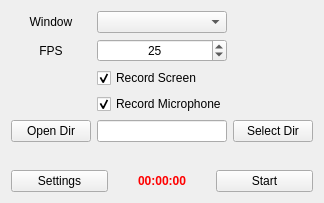
LittIeWhite/ScreenRecord, file ScreenRecord/ScreenRecord.ui: the form before one commit.
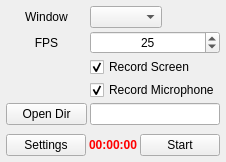
The form after the commit.

Patch:
```diff
--- a/ScreenRecord/ScreenRecord.ui
+++ b/ScreenRecord/ScreenRecord.ui
@@ -6,8 +6,8 @@
    <rect>
     <x>0</x>
     <y>0</y>
-    <width>377</width>
-    <height>215</height>
+    <width>276</width>
+    <height>169</height>
    </rect>
   </property>
   <property name="sizePolicy">
@@ -20,20 +20,23 @@
    <string>ScreenRecord</string>
   </property>
   <layout class="QVBoxLayout" name="verticalLayout">
+   <property name="spacing">
+    <number>3</number>
+   </property>
    <property name="sizeConstraint">
     <enum>QLayout::SetFixedSize</enum>
    </property>
    <property name="leftMargin">
-    <number>0</number>
+    <number>3</number>
    </property>
    <property name="topMargin">
-    <number>0</number>
+    <number>3</number>
    </property>
    <property name="rightMargin">
-    <number>0</number>
+    <number>3</number>
    </property>
    <property name="bottomMargin">
-    <number>0</number>
+    <number>3</number>
    </property>
    <item>
     <widget class="QWidget" name="widget_settings" native="true">
@@ -44,8 +47,61 @@
       </sizepolicy>
      </property>
      <layout class="QGridLayout" name="gridLayout">
+      <property name="leftMargin">
+       <number>3</number>
+      </property>
+      <property name="topMargin">
+       <number>3</number>
+      </property>
+      <property name="rightMargin">
+       <number>3</number>
+      </property>
+      <property name="bottomMargin">
+       <number>3</number>
+      </property>
+      <property name="spacing">
+       <number>3</number>
+      </property>
+      <item row="2" column="1">
+       <widget class="QCheckBox" name="checkBox_recordScreen">
+        <property name="sizePolicy">
+         <sizepolicy hsizetype="Preferred" vsizetype="Fixed">
+          <horstretch>0</horstretch>
+          <verstretch>0</verstretch>
+         </sizepolicy>
+        </property>
+        <property name="text">
+         <string>Record Screen</string>
+        </property>
+        <property name="checked">
+         <bool>true</bool>
+        </property>
+       </widget>
+      </item>
+      <item row="0" column="1">
+       <widget class="QComboBox" name="comboBox_window">
+        <property name="sizePolicy">
+         <sizepolicy hsizetype="Fixed" vsizetype="Fixed">
+          <horstretch>0</horstretch>
+          <verstretch>0</verstretch>
+         </sizepolicy>
+        </property>
+        <property name="maximumSize">
+         <size>
+          <width>16777215</width>
+          <height>16777215</height>
+         </size>
+        </property>
+       </widget>
+      </item>
       <item row="1" column="1">
        <widget class="QSpinBox" name="spinBox_fps">
+        <property name="sizePolicy">
+         <sizepolicy hsizetype="Preferred" vsizetype="Fixed">
+          <horstretch>0</horstretch>
+          <verstretch>0</verstretch>
+         </sizepolicy>
+        </property>
         <property name="alignment">
          <set>Qt::AlignCenter</set>
         </property>
@@ -60,39 +116,6 @@
         </property>
        </widget>
       </item>
-      <item row="0" column="0">
-       <widget class="QLabel" name="label">
-        <property name="text">
-         <string>Window</string>
-        </property>
-        <property name="alignment">
-         <set>Qt::AlignCenter</set>
-        </property>
-       </widget>
-      </item>
-      <item row="0" column="1">
-       <widget class="QComboBox" name="comboBox_window"/>
-      </item>
-      <item row="4" column="1">
-       <widget class="QLineEdit" name="lineEdit_filesDir">
-        <property name="enabled">
-         <bool>true</bool>
-        </property>
-        <property name="sizePolicy">
-         <sizepolicy hsizetype="Preferred" vsizetype="Fixed">
-          <horstretch>0</horstretch>
-          <verstretch>0</verstretch>
-         </sizepolicy>
-        </property>
-       </widget>
-      </item>
-      <item row="4" column="2">
-       <widget class="QPushButton" name="pBtn_selectFileDir">
-        <property name="text">
-         <string>Select Dir</string>
-        </property>
-       </widget>
-      </item>
       <item row="4" column="0">
        <widget class="QPushButton" name="pBtn_openDir">
         <property name="text">
@@ -112,6 +135,12 @@
       </item>
       <item row="3" column="1">
        <widget class="QCheckBox" name="checkBox_recordMicrophone">
+        <property name="sizePolicy">
+         <sizepolicy hsizetype="Preferred" vsizetype="Fixed">
+          <horstretch>0</horstretch>
+          <verstretch>0</verstretch>
+         </sizepolicy>
+        </property>
         <property name="text">
          <string>Record Microphone</string>
         </property>
@@ -120,13 +149,29 @@
         </property>
        </widget>
       </item>
-      <item row="2" column="1">
-       <widget class="QCheckBox" name="checkBox_recordScreen">
-        <property name="text">
-         <string>Record Screen</string>
-        </property>
-        <property name="checked">
+      <item row="4" column="1">
+       <widget class="QLineEdit" name="lineEdit_filesDir">
+        <property name="enabled">
          <bool>true</bool>
+        </property>
+        <property name="sizePolicy">
+         <sizepolicy hsizetype="Preferred" vsizetype="Fixed">
+          <horstretch>0</horstretch>
+          <verstretch>0</verstretch>
+         </sizepolicy>
+        </property>
+        <property name="alignment">
+         <set>Qt::AlignCenter</set>
+        </property>
+       </widget>
+      </item>
+      <item row="0" column="0">
+       <widget class="QLabel" name="label">
+        <property name="text">
+         <string>Window</string>
+        </property>
+        <property name="alignment">
+         <set>Qt::AlignCenter</set>
         </property>
        </widget>
       </item>
@@ -142,6 +187,21 @@
       </sizepolicy>
      </property>
      <layout class="QHBoxLayout" name="horizontalLayout">
+      <property name="spacing">
+       <number>3</number>
+      </property>
+      <property name="leftMargin">
+       <number>3</number>
+      </property>
+      <property name="topMargin">
+       <number>3</number>
+      </property>
+      <property name="rightMargin">
+       <number>3</number>
+      </property>
+      <property name="bottomMargin">
+       <number>3</number>
+      </property>
       <item>
        <widget class="QPushButton" name="pBtn_settings">
         <property name="text">
```
